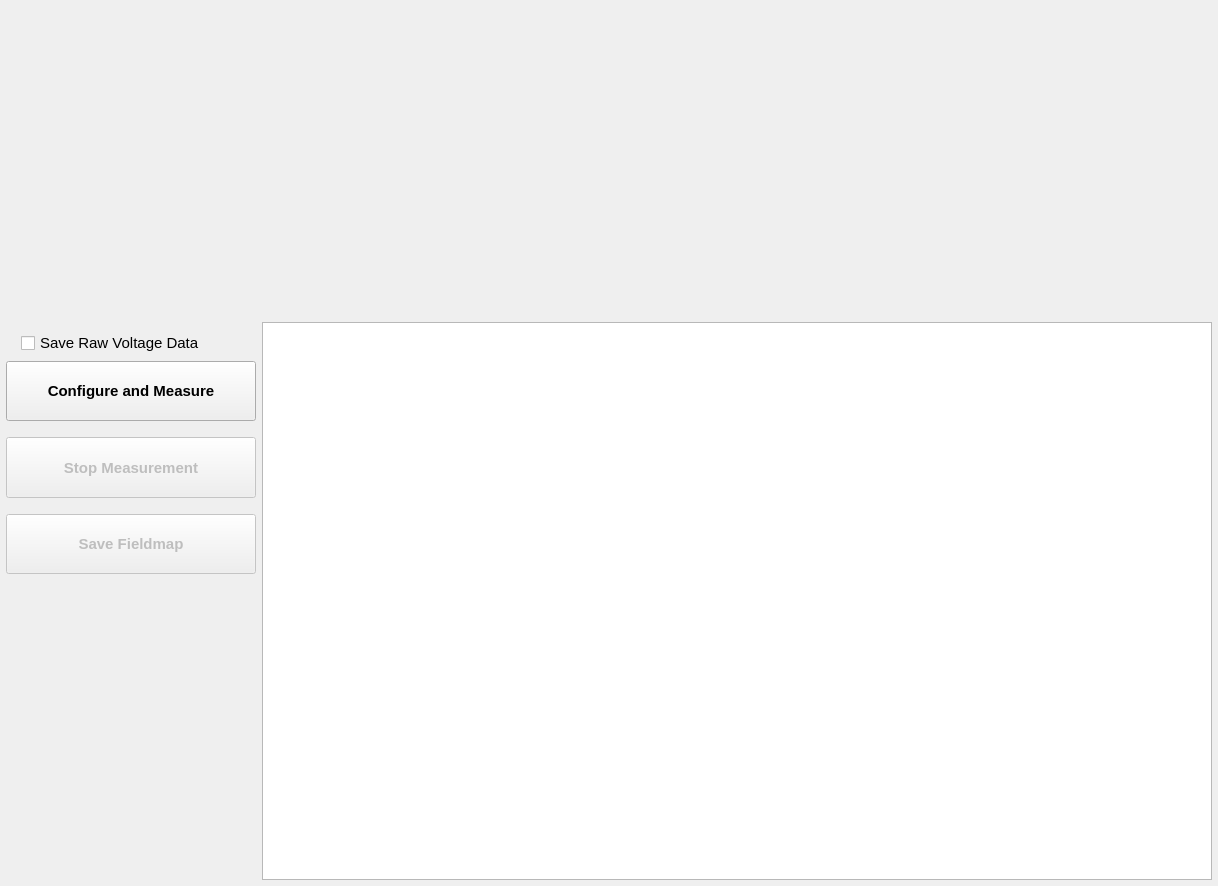
The window that hallbench/gui/ui/measurementwidget.ui (lnls-ima/hall-bench-control) describes before a commit, drawn with Qt 5.
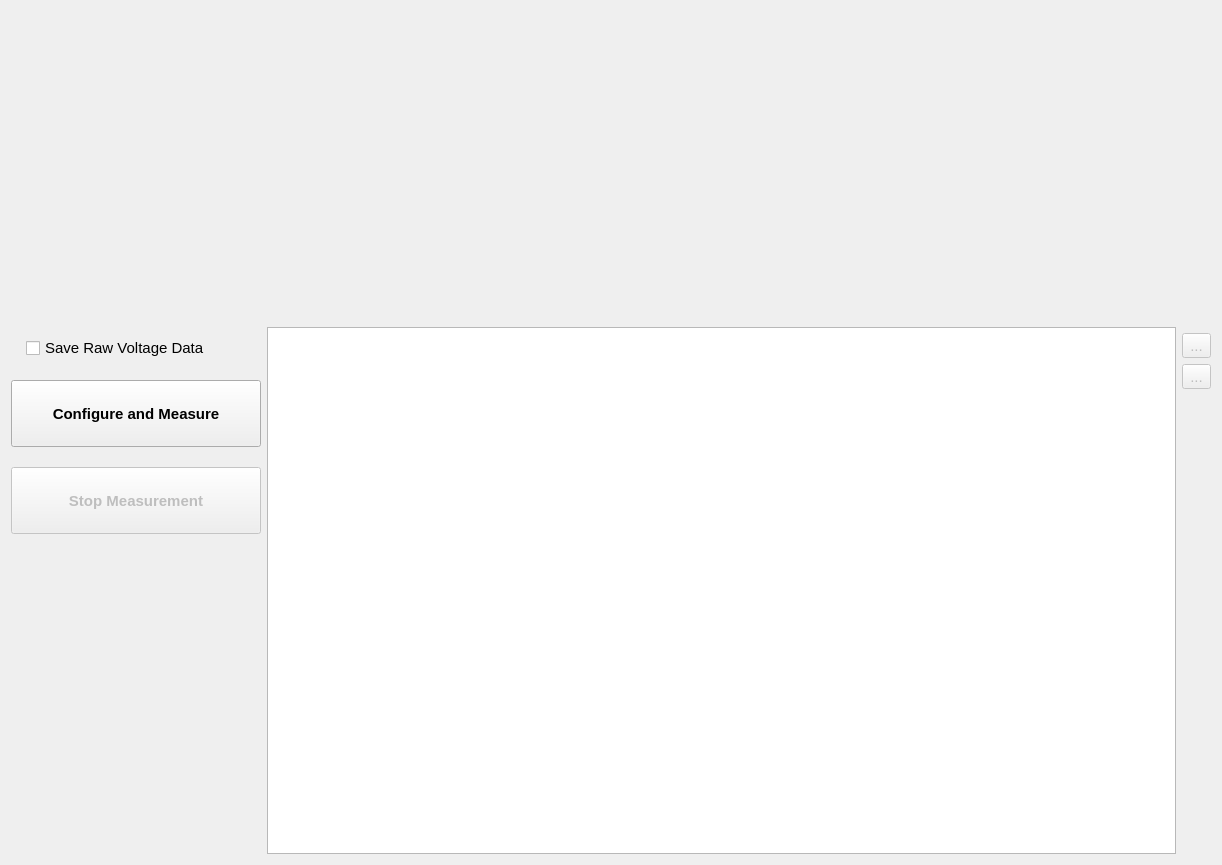
The same window after the commit. Icons and pictures are not drawn. Custom widgets are drawn as their Qt base class.

The edit to the form file:
```diff
--- a/hallbench/gui/ui/measurementwidget.ui
+++ b/hallbench/gui/ui/measurementwidget.ui
@@ -7,7 +7,7 @@
     <x>0</x>
     <y>0</y>
     <width>1218</width>
-    <height>886</height>
+    <height>865</height>
    </rect>
   </property>
   <property name="font">
@@ -19,10 +19,7 @@
    <string>Measurement</string>
   </property>
   <layout class="QGridLayout" name="gridLayout">
-   <property name="margin">
-    <number>6</number>
-   </property>
-   <item row="0" column="0" colspan="2">
+   <item row="0" column="0" colspan="3">
     <widget class="QWidget" name="configuration_wg" native="true">
      <property name="sizePolicy">
       <sizepolicy hsizetype="Preferred" vsizetype="Maximum">
@@ -38,10 +35,89 @@
      </property>
     </widget>
    </item>
-   <item row="1" column="0">
+   <item row="2" column="2">
+    <layout class="QVBoxLayout" name="verticalLayout_2">
+     <item>
+      <widget class="QToolButton" name="savefieldmap_btn">
+       <property name="enabled">
+        <bool>false</bool>
+       </property>
+       <property name="text">
+        <string>...</string>
+       </property>
+       <property name="icon">
+        <iconset>
+         <normaloff>../../resources/img/save.png</normaloff>../../resources/img/save.png</iconset>
+       </property>
+       <property name="iconSize">
+        <size>
+         <width>32</width>
+         <height>32</height>
+        </size>
+       </property>
+      </widget>
+     </item>
+     <item>
+      <widget class="QToolButton" name="viewdata_btn">
+       <property name="enabled">
+        <bool>false</bool>
+       </property>
+       <property name="text">
+        <string>...</string>
+       </property>
+       <property name="icon">
+        <iconset>
+         <normaloff>../../resources/img/curve.png</normaloff>../../resources/img/curve.png</iconset>
+       </property>
+       <property name="iconSize">
+        <size>
+         <width>32</width>
+         <height>32</height>
+        </size>
+       </property>
+      </widget>
+     </item>
+     <item>
+      <spacer name="verticalSpacer_3">
+       <property name="orientation">
+        <enum>Qt::Vertical</enum>
+       </property>
+       <property name="sizeHint" stdset="0">
+        <size>
+         <width>20</width>
+         <height>40</height>
+        </size>
+       </property>
+      </spacer>
+     </item>
+    </layout>
+   </item>
+   <item row="1" column="1" rowspan="2">
+    <widget class="PlotWidget" name="graph_pw">
+     <property name="backgroundBrush">
+      <brush brushstyle="SolidPattern">
+       <color alpha="255">
+        <red>255</red>
+        <green>255</green>
+        <blue>255</blue>
+       </color>
+      </brush>
+     </property>
+     <property name="foregroundBrush">
+      <brush brushstyle="NoBrush">
+       <color alpha="255">
+        <red>255</red>
+        <green>255</green>
+        <blue>255</blue>
+       </color>
+      </brush>
+     </property>
+    </widget>
+   </item>
+   <item row="1" column="0" rowspan="2">
     <layout class="QVBoxLayout" name="verticalLayout">
      <property name="spacing">
-      <number>6</number>
+      <number>20</number>
      </property>
      <property name="topMargin">
       <number>9</number>
@@ -98,22 +174,6 @@
        </property>
       </widget>
      </item>
-     <item>
-      <spacer name="verticalSpacer">
-       <property name="orientation">
-        <enum>Qt::Vertical</enum>
-       </property>
-       <property name="sizeType">
-        <enum>QSizePolicy::Fixed</enum>
-       </property>
-       <property name="sizeHint" stdset="0">
-        <size>
-         <width>20</width>
-         <height>10</height>
-        </size>
-       </property>
-      </spacer>
-     </item>
      <item>
       <widget class="QPushButton" name="stop_btn">
        <property name="enabled">
@@ -142,50 +202,6 @@
        </property>
       </widget>
      </item>
-     <item>
-      <spacer name="verticalSpacer_2">
-       <property name="orientation">
-        <enum>Qt::Vertical</enum>
-       </property>
-       <property name="sizeType">
-        <enum>QSizePolicy::Fixed</enum>
-       </property>
-       <property name="sizeHint" stdset="0">
-        <size>
-         <width>20</width>
-         <height>10</height>
-        </size>
-       </property>
-      </spacer>
-     </item>
-     <item>
-      <widget class="QPushButton" name="savefieldmap_btn">
-       <property name="enabled">
-        <bool>false</bool>
-       </property>
-       <property name="sizePolicy">
-        <sizepolicy hsizetype="Preferred" vsizetype="Preferred">
-         <horstretch>0</horstretch>
-         <verstretch>0</verstretch>
-        </sizepolicy>
-       </property>
-       <property name="minimumSize">
-        <size>
-         <width>0</width>
-         <height>50</height>
-        </size>
-       </property>
-       <property name="font">
-        <font>
-         <weight>75</weight>
-         <bold>true</bold>
-        </font>
-       </property>
-       <property name="text">
-        <string>Save Fieldmap</string>
-       </property>
-      </widget>
-     </item>
      <item>
       <widget class="QWidget" name="position_wg" native="true">
        <property name="sizePolicy">
@@ -204,28 +220,6 @@
      </item>
     </layout>
    </item>
-   <item row="1" column="1">
-    <widget class="PlotWidget" name="graph_pw">
-     <property name="backgroundBrush">
-      <brush brushstyle="SolidPattern">
-       <color alpha="255">
-        <red>255</red>
-        <green>255</green>
-        <blue>255</blue>
-       </color>
-      </brush>
-     </property>
-     <property name="foregroundBrush">
-      <brush brushstyle="NoBrush">
-       <color alpha="255">
-        <red>255</red>
-        <green>255</green>
-        <blue>255</blue>
-       </color>
-      </brush>
-     </property>
-    </widget>
-   </item>
   </layout>
  </widget>
  <customwidgets>
```
